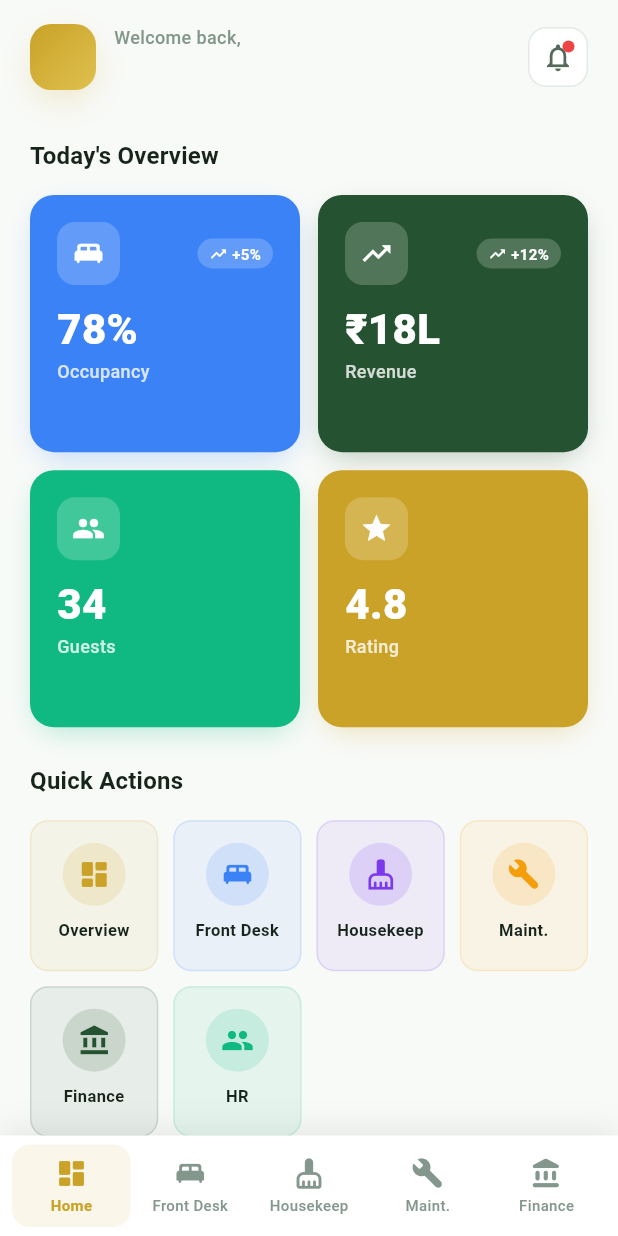
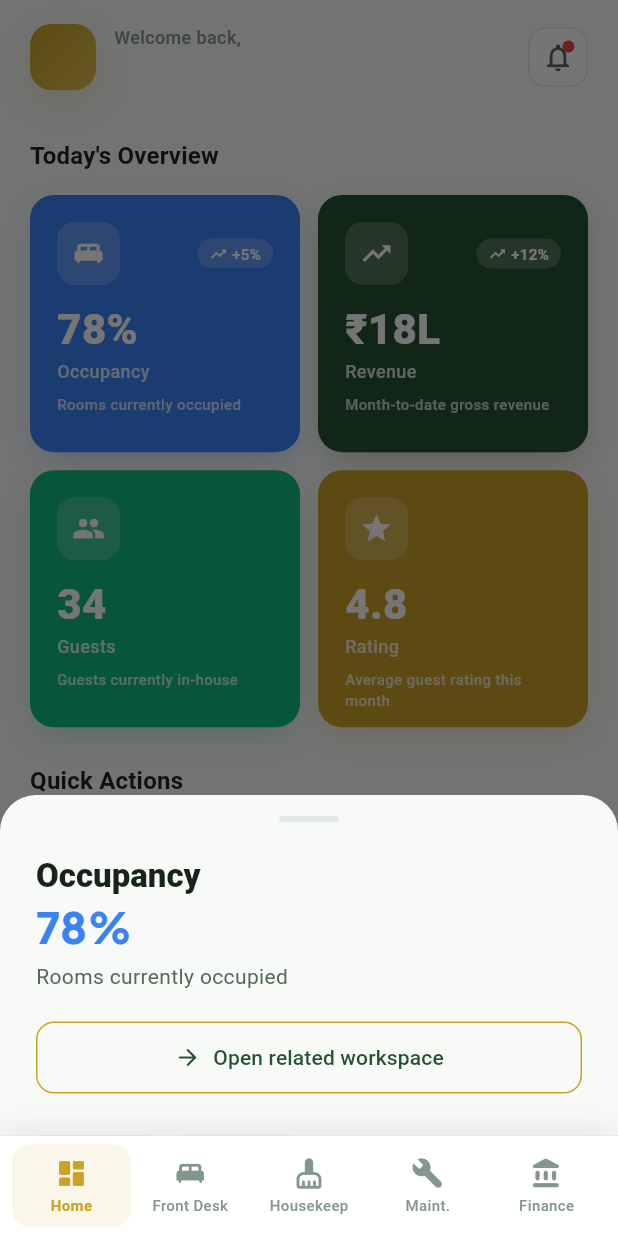
Before and after one commit to selva-aiprojects/ehms, a Flutter app: the DashboardHome screen opened by its route, after a tap on "+5%", on a phone screen of 412 x 824 dp. Run offline on Flutter 3.47's test engine with Material 3 defaults, Android fonts, the phone set to English and light mode, and no system bars; our stand-ins replace connectivity_plus, dio, firebase_core, firebase_messaging, fl_chart, flutter_local_notifications and 9 more; accounts and stored records are empty; network calls fail.

Commit message:
feat(mobile): use hospitality favicon and metric details

```diff
--- a/ehms_mobile/lib/features/dashboard/dashboard_home.dart
+++ b/ehms_mobile/lib/features/dashboard/dashboard_home.dart
@@ -7,6 +7,7 @@ import 'package:ehms_mobile/core/api/api_services.dart';
 import 'package:ehms_mobile/core/config/property_provider.dart';
 import 'package:ehms_mobile/shared/theme/hms_colors.dart';
 import 'package:ehms_mobile/shared/theme/hms_constants.dart';
+import 'package:ehms_mobile/shared/theme/hms_theme.dart';
 import 'package:ehms_mobile/shared/widgets/widgets.dart';
 
 /// Role-based dashboard home screen with animated KPIs and quick actions
@@ -362,12 +363,145 @@ class _DashboardHomeState extends ConsumerState<DashboardHome> {
                 trend: kpi['trend'] as String?,
                 trendUp: kpi['trendUp'] as bool?,
                 accentColor: kpi['color'] as Color,
+                detail:
+                    kpi['detail'] as String? ??
+                    _metricDetail(kpi['label'] as String),
+                onTap: () => _showMetricDetails(kpi),
               );
             },
           ),
         ],
       ),
     );
+  }
+
+  String _metricDetail(String label) {
+    switch (label.toLowerCase()) {
+      case 'occupancy':
+        return 'Rooms currently occupied';
+      case 'revenue':
+      case 'revenue mtd':
+        return 'Month-to-date gross revenue';
+      case 'guests':
+        return 'Guests currently in-house';
+      case 'rating':
+        return 'Average guest rating this month';
+      case 'arrivals':
+        return 'Expected check-ins today';
+      case 'departures':
+        return 'Expected check-outs today';
+      case 'vacant':
+        return 'Rooms ready for allocation';
+      case 'open tasks':
+      case 'open':
+        return 'Needs attention or assignment';
+      case 'in progress':
+        return 'Work currently being handled';
+      case 'completed':
+      case 'resolved':
+        return 'Closed successfully today';
+      case 'critical':
+        return 'Priority issues requiring escalation';
+      case 'outstanding':
+        return 'Receivables awaiting payment';
+      case 'payouts':
+        return 'Payments released this period';
+      case 'invoices':
+        return 'Invoices issued this period';
+      case 'avg time':
+        return 'Average time to resolve';
+      default:
+        return 'Tap to view operational details';
+    }
+  }
+
+  void _showMetricDetails(Map<String, dynamic> kpi) {
+    final label = kpi['label'] as String;
+    final value = kpi['value'] as String;
+    final route = _metricRoute(label);
+    showModalBottomSheet(
+      context: context,
+      backgroundColor: Colors.transparent,
+      builder: (sheetContext) => Container(
+        padding: const EdgeInsets.fromLTRB(24, 14, 24, 28),
+        decoration: BoxDecoration(
+          color: Theme.of(sheetContext).scaffoldBackgroundColor,
+          borderRadius: const BorderRadius.vertical(top: Radius.circular(24)),
+        ),
+        child: Column(
+          mainAxisSize: MainAxisSize.min,
+          crossAxisAlignment: CrossAxisAlignment.start,
+          children: [
+            Center(
+              child: Container(
+                width: 40,
+                height: 4,
+                decoration: BoxDecoration(
+                  color: HmsColors.borderLight,
+                  borderRadius: BorderRadius.circular(4),
+                ),
+              ),
+            ),
+            const SizedBox(height: 22),
+            Text(
+              label,
+              style: Theme.of(
+                context,
+              ).textTheme.titleLarge?.copyWith(fontWeight: FontWeight.w800),
+            ),
+            const SizedBox(height: 4),
+            Text(
+              value,
+              style: HmsTheme.stat.copyWith(color: kpi['color'] as Color),
+            ),
+            const SizedBox(height: 8),
+            Text(
+              _metricDetail(label),
+              style: TextStyle(color: HmsColors.textMuted),
+            ),
+            const SizedBox(height: 20),
+            SizedBox(
+              width: double.infinity,
+              child: OutlinedButton.icon(
+                onPressed: () {
+                  Navigator.pop(sheetContext);
+                  context.go(route);
+                },
+                icon: const Icon(Icons.arrow_forward_rounded, size: 18),
+                label: const Text('Open related workspace'),
+              ),
+            ),
+          ],
+        ),
+      ),
+    );
+  }
+
+  String _metricRoute(String label) {
+    final normalized = label.toLowerCase();
+    if (normalized.contains('occup') ||
+        normalized.contains('arrival') ||
+        normalized.contains('departure') ||
+        normalized == 'vacant') {
+      return '/dashboard/front-desk';
+    }
+    if (normalized.contains('task') ||
+        normalized == 'critical' ||
+        normalized == 'completed') {
+      return '/dashboard/housekeeping';
+    }
+    if (normalized == 'open' ||
+        normalized.contains('resolved') ||
+        normalized.contains('avg time')) {
+      return '/dashboard/maintenance';
+    }
+    if (normalized.contains('revenue') ||
+        normalized.contains('outstanding') ||
+        normalized.contains('payout') ||
+        normalized.contains('invoice')) {
+      return '/dashboard/finance';
+    }
+    return '/dashboard';
   }
 
   Widget _buildQuickActions(BuildContext context, String role) {
--- a/ehms_mobile/lib/shared/widgets/brand_mark.dart
+++ b/ehms_mobile/lib/shared/widgets/brand_mark.dart
@@ -1,5 +1,4 @@
 import 'package:flutter/material.dart';
-import 'package:flutter_svg/flutter_svg.dart';
 
 class BrandMark extends StatelessWidget {
   final double size;
@@ -15,8 +14,8 @@ class BrandMark extends StatelessWidget {
 
   @override
   Widget build(BuildContext context) {
-    final mark = SvgPicture.asset(
-      'assets/images/ehms-brand-mark.svg',
+    final mark = Image.asset(
+      'assets/images/favicon.png',
       width: size,
       height: size,
       fit: BoxFit.contain,
--- a/ehms_mobile/lib/shared/widgets/stat_card.dart
+++ b/ehms_mobile/lib/shared/widgets/stat_card.dart
@@ -14,6 +14,7 @@ class StatCard extends StatefulWidget {
   final Color? backgroundColor;
   final VoidCallback? onTap;
   final bool isCompact;
+  final String? detail;
 
   const StatCard({
     super.key,
@@ -26,6 +27,7 @@ class StatCard extends StatefulWidget {
     this.backgroundColor,
     this.onTap,
     this.isCompact = false,
+    this.detail,
   });
 
   @override
@@ -45,12 +47,14 @@ class _StatCardState extends State<StatCard>
       duration: HmsDurations.normal,
       vsync: this,
     );
-    _scaleAnimation = Tween<double>(begin: 0.8, end: 1.0).animate(
-      CurvedAnimation(parent: _controller, curve: Curves.easeOutBack),
-    );
-    _fadeAnimation = Tween<double>(begin: 0.0, end: 1.0).animate(
-      CurvedAnimation(parent: _controller, curve: Curves.easeOut),
-    );
+    _scaleAnimation = Tween<double>(
+      begin: 0.8,
+      end: 1.0,
+    ).animate(CurvedAnimation(parent: _controller, curve: Curves.easeOutBack));
+    _fadeAnimation = Tween<double>(
+      begin: 0.0,
+      end: 1.0,
+    ).animate(CurvedAnimation(parent: _controller, curve: Curves.easeOut));
     _controller.forward();
   }
 
@@ -117,7 +121,9 @@ class _StatCardState extends State<StatCard>
                             ),
                             decoration: BoxDecoration(
                               color: Colors.white.withValues(alpha: 0.2),
-                              borderRadius: BorderRadius.circular(HmsRadius.full),
+                              borderRadius: BorderRadius.circular(
+                                HmsRadius.full,
+                              ),
                             ),
                             child: Row(
                               mainAxisSize: MainAxisSize.min,
@@ -166,6 +172,19 @@ class _StatCardState extends State<StatCard>
                         fontWeight: FontWeight.w500,
                       ),
                     ),
+                    if (widget.detail != null) ...[
+                      const SizedBox(height: 6),
+                      Text(
+                        widget.detail!,
+                        maxLines: 2,
+                        overflow: TextOverflow.ellipsis,
+                        style: TextStyle(
+                          color: Colors.white.withValues(alpha: 0.72),
+                          fontSize: 10,
+                          fontWeight: FontWeight.w500,
+                        ),
+                      ),
+                    ],
                   ],
                 ),
               ),
```
Also changed, not shown: ehms_mobile/assets/images/favicon.png (added), 2 other files.
